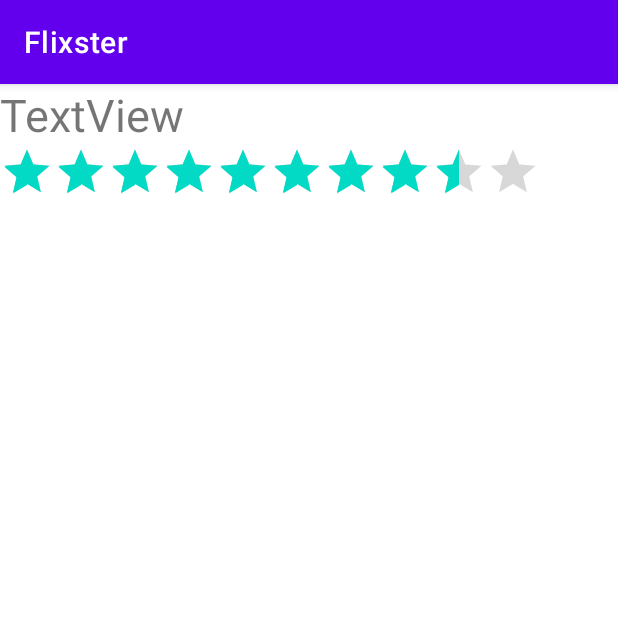
After one commit to Aqib-Javed76/Flixster-app, an Android app: the DetailActivity screen opened directly, with no data from a screen before it, on a phone screen of 412 x 824 dp, the top half of it. The commit adds this screen. Run offline under Robolectric (Android 15) with nearby library versions, the phone set to English and light mode, and no system bars; libraries missing offline, so code that uses them is left out: org.parceler; 4 statements that could not run were skipped.

Commit message:
push code

```diff
--- a/app/build.gradle
+++ b/app/build.gradle
@@ -30,6 +30,7 @@ android {
 
 dependencies {
 
+    implementation fileTree(dir: 'libs' , include: ['a.jar'])
     implementation 'androidx.appcompat:appcompat:1.2.0'
     implementation 'com.google.android.material:material:1.2.1'
     implementation 'androidx.constraintlayout:constraintlayout:2.0.4'
@@ -43,4 +44,7 @@ dependencies {
     implementation 'com.github.bumptech.glide:glide:4.11.0'
     // Glide v4 uses this new annotation processor -- see https://bumptech.github.io/glide/doc/generatedapi.html
     annotationProcessor 'com.github.bumptech.glide:compiler:4.11.0'
+
+    implementation 'org.parceler:parceler-api:1.1.12'
+    annotationProcessor 'org.parceler:parceler:1.1.12'
 }
--- a/app/src/main/AndroidManifest.xml
+++ b/app/src/main/AndroidManifest.xml
@@ -11,6 +11,7 @@
         android:roundIcon="@mipmap/ic_launcher_round"
         android:supportsRtl="true"
         android:theme="@style/Theme.Flixster">
+        <activity android:name=".DetailActivity"></activity>
         <activity android:name=".MainActivity">
             <intent-filter>
                 <action android:name="android.intent.action.MAIN" />
--- /dev/null
+++ b/app/src/main/java/com/example/flixster/DetailActivity.java
@@ -0,0 +1,34 @@
+package com.example.flixster;
+
+import androidx.appcompat.app.AppCompatActivity;
+
+import android.os.Bundle;
+import android.widget.RatingBar;
+import android.widget.TextView;
+
+import com.example.flixster.models.Movie;
+
+import org.parceler.Parcels;
+
+public class DetailActivity extends AppCompatActivity {
+
+    TextView tvTitle;
+    TextView tvOverview;
+    RatingBar ratingBar;
+
+    @Override
+    protected void onCreate(Bundle savedInstanceState) {
+        super.onCreate(savedInstanceState);
+        setContentView(R.layout.activity_detail);
+
+        tvTitle = findViewById(R.id.tvTitle);
+        tvOverview = findViewById(R.id.tvOverview);
+        ratingBar = findViewById(R.id.ratingBar);
+
+        String title = getIntent().getStringExtra( "title");
+        Movie movie = Parcels.unwrap (getIntent().getParcelableExtra("movie"));
+        tvTitle.setText(movie.getTitle());
+        tvOverview.setText(movie.getOverview());
+        ratingBar.setRating((float)movie.getRating());
+    }
+}
--- a/app/src/main/res/layout-land/item_movie.xml
+++ b/app/src/main/res/layout-land/item_movie.xml
@@ -2,7 +2,7 @@
 <RelativeLayout xmlns:android="http://schemas.android.com/apk/res/android"
     xmlns:app="http://schemas.android.com/apk/res-auto"
     xmlns:tools="http://schemas.android.com/tools"
-    android:id="@+id/a"
+    android:id="@+id/container"
     android:layout_width="match_parent"
     android:layout_height="wrap_content">
 
--- /dev/null
+++ b/app/src/main/res/layout/activity_detail.xml
@@ -0,0 +1,34 @@
+<?xml version="1.0" encoding="utf-8"?>
+<LinearLayout
+    xmlns:android="http://schemas.android.com/apk/res/android"
+    xmlns:app="http://schemas.android.com/apk/res-auto"
+    xmlns:tools="http://schemas.android.com/tools"
+    android:layout_width="match_parent"
+    android:layout_height="match_parent"
+    tools:context=".DetailActivity"
+    android:orientation="vertical"
+    >
+
+    <TextView
+        android:id="@+id/tvTitle"
+        android:layout_width="match_parent"
+        android:layout_height="wrap_content"
+        android:text="TextView"
+        android:textSize="30sp"
+        tools:text="Wonder Women" />
+
+    <RatingBar
+        android:id="@+id/ratingBar"
+        style="@style/Widget.AppCompat.RatingBar.Indicator"
+        android:layout_width="wrap_content"
+        android:layout_height="wrap_content"
+        android:isIndicator="true"
+        android:numStars="10"
+        android:rating="8.5" />
+
+    <TextView
+        android:id="@+id/tvOverview"
+        android:layout_width="match_parent"
+        android:layout_height="wrap_content"
+        tools:text="Wonder Woman comes into conflict with the Soviet Union during the Cold War in the 1980s and finds a formidable foe by the name of the Cheetah" />
+</LinearLayout>
--- a/app/src/main/res/layout/item_movie.xml
+++ b/app/src/main/res/layout/item_movie.xml
@@ -2,7 +2,7 @@
 <RelativeLayout xmlns:android="http://schemas.android.com/apk/res/android"
     xmlns:app="http://schemas.android.com/apk/res-auto"
     xmlns:tools="http://schemas.android.com/tools"
-    android:id="@+id/a"
+    android:id="@+id/container"
     android:layout_width="match_parent"
     android:layout_height="wrap_content">
 
```
Also changed, not shown: app/src/main/java/adapters/MovieAdapter.java (+20 -0 lines), app/src/main/java/com/example/flixster/models/Movie.java (+11 -0 lines), gradle/wrapper/gradle-wrapper.properties.
